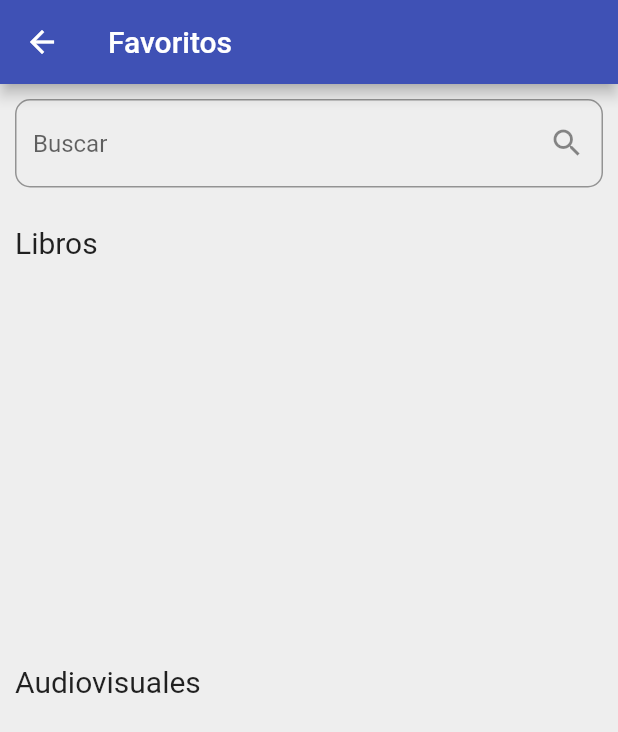
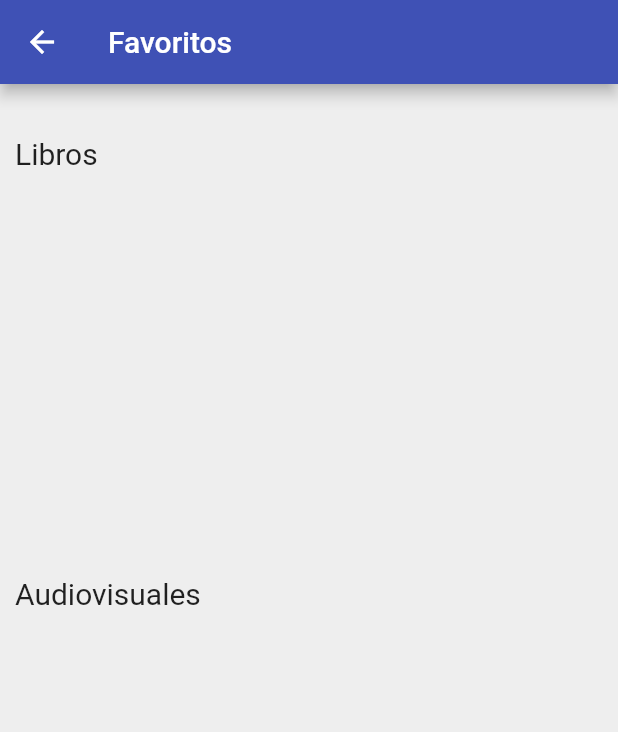
Before and after one commit to Chipes12/iteso_library_project, a Flutter app: the Favoritos screen opened directly, on a phone screen of 412 x 824 dp. Shown: the top 732 px of the screen. Run offline on Flutter 3.47's test engine with Material 2 defaults, Android fonts, the phone set to English and light mode, and no system bars; our stand-ins replace bloc, cloud_firestore, equatable, firebase_auth, firebase_core, flutter_bloc and 2 more; missing offline and left inert: flutterfire_ui, qr_code_scanner; accounts and stored records are empty.

Commit message:
Ultimos cambios

```diff
--- a/lib/pages/favoritos.dart
+++ b/lib/pages/favoritos.dart
@@ -27,15 +27,6 @@ class _FavoritosState extends State<Favoritos> {
           padding: EdgeInsets.all(10),
           child: Column(
             children: [
-              TextField(
-                onChanged: (value) {},
-                decoration: InputDecoration(
-                    border: OutlineInputBorder(
-                        borderRadius: BorderRadius.circular(10)),
-                    hintText: "Buscar",
-                    suffixIcon:
-                        IconButton(onPressed: () {}, icon: Icon(Icons.search))),
-              ),
               SizedBox(
                 height: 25,
               ),
```
Also changed, not shown: lib/pages/historial.dart (+4 -6 lines).
